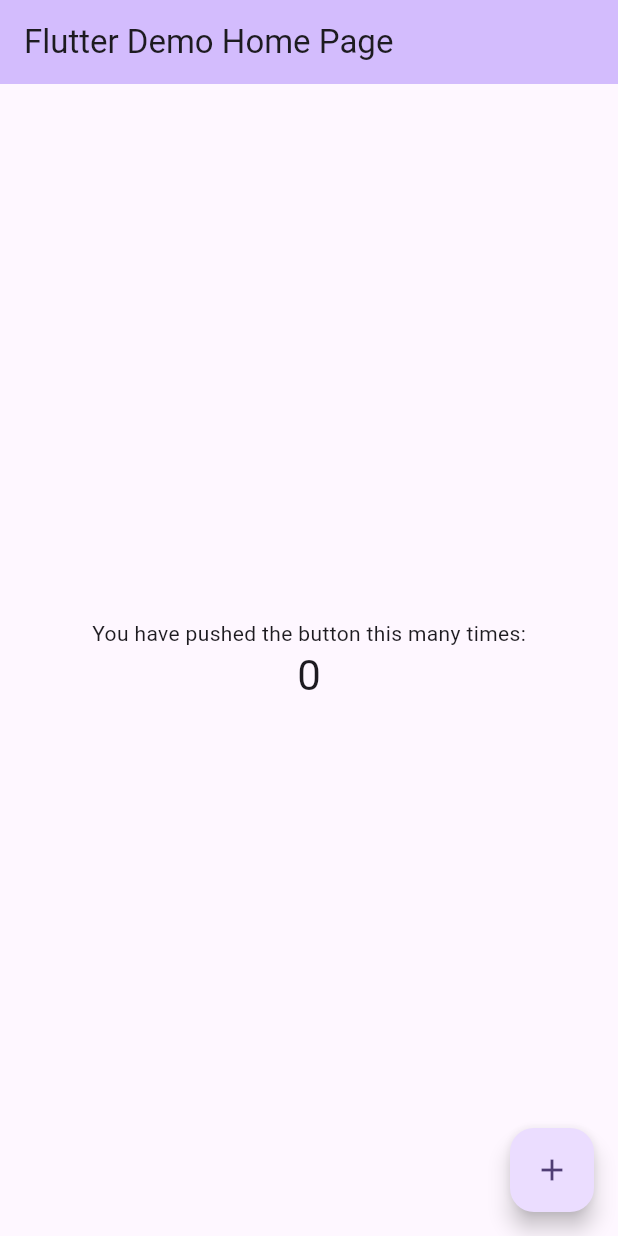
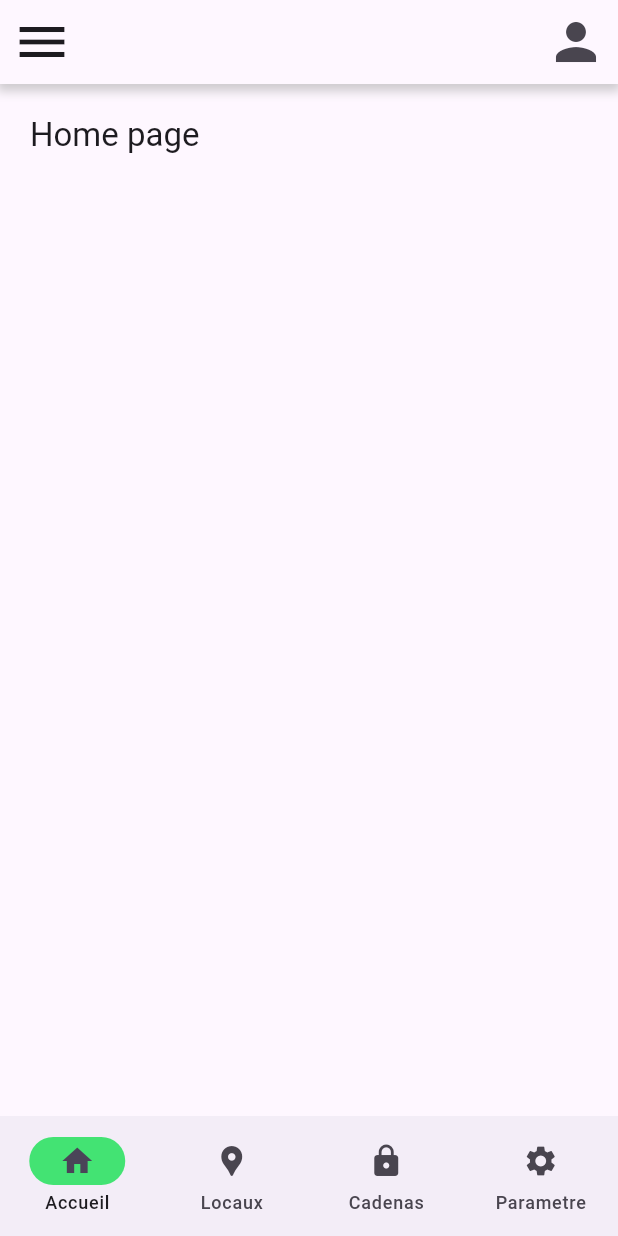
Before and after one commit to Metili/unlocky, a Flutter app: the screen it shows after launch, on a phone screen of 412 x 824 dp. Run offline on Flutter 3.47's test engine with Material 3 defaults, Android fonts, the phone set to English and light mode, and no system bars.

Commit message:
first commit

```diff
--- /dev/null
+++ b/lib/constains/colors.dart
@@ -0,0 +1,6 @@
+import 'package:flutter/material.dart';
+const Color primary = Color(0xFF43E373);
+const Color secondary = Color(0xFF000000);
+const Color grey = Color(0xFFF8F4F4);
+const Color white = Color(0xFFFFFFFF);
+const Color borderColor = Color(0xFF808080);
--- a/lib/main.dart
+++ b/lib/main.dart
@@ -1,125 +1,84 @@
 import 'package:flutter/material.dart';
+import 'package:unlocky/constains/colors.dart';
+import 'package:unlocky/screens/Cadenas.dart';
+import 'package:unlocky/screens/Home.dart';
+import 'package:unlocky/screens/Locaux.dart';
+import 'package:unlocky/screens/Settings.dart';
 
-void main() {
-  runApp(const MyApp());
-}
+/// Flutter code sample for [NavigationBar].
 
-class MyApp extends StatelessWidget {
-  const MyApp({super.key});
+void main() => runApp(const MainApp());
 
-  // This widget is the root of your application.
+class MainApp extends StatelessWidget {
+  const MainApp({super.key});
+
   @override
   Widget build(BuildContext context) {
     return MaterialApp(
-      title: 'Flutter Demo',
-      theme: ThemeData(
-        // This is the theme of your application.
-        //
-        // TRY THIS: Try running your application with "flutter run". You'll see
-        // the application has a purple toolbar. Then, without quitting the app,
-        // try changing the seedColor in the colorScheme below to Colors.green
-        // and then invoke "hot reload" (save your changes or press the "hot
-        // reload" button in a Flutter-supported IDE, or press "r" if you used
-        // the command line to start the app).
-        //
-        // Notice that the counter didn't reset back to zero; the application
-        // state is not lost during the reload. To reset the state, use hot
-        // restart instead.
-        //
-        // This works for code too, not just values: Most code changes can be
-        // tested with just a hot reload.
-        colorScheme: ColorScheme.fromSeed(seedColor: Colors.deepPurple),
-        useMaterial3: true,
-      ),
-      home: const MyHomePage(title: 'Flutter Demo Home Page'),
+      theme: ThemeData(useMaterial3: true),
+      home: const Welcome(),
+      debugShowCheckedModeBanner: false,
     );
   }
 }
 
-class MyHomePage extends StatefulWidget {
-  const MyHomePage({super.key, required this.title});
-
-  // This widget is the home page of your application. It is stateful, meaning
-  // that it has a State object (defined below) that contains fields that affect
-  // how it looks.
-
-  // This class is the configuration for the state. It holds the values (in this
-  // case the title) provided by the parent (in this case the App widget) and
-  // used by the build method of the State. Fields in a Widget subclass are
-  // always marked "final".
-
-  final String title;
+class Welcome extends StatefulWidget {
+  const Welcome({super.key});
 
   @override
-  State<MyHomePage> createState() => _MyHomePageState();
+  State<Welcome> createState() => _WelcomeState();
 }
 
-class _MyHomePageState extends State<MyHomePage> {
-  int _counter = 0;
+class _WelcomeState extends State<Welcome> {
+  int currentPageIndex = 0;
 
-  void _incrementCounter() {
-    setState(() {
-      // This call to setState tells the Flutter framework that something has
-      // changed in this State, which causes it to rerun the build method below
-      // so that the display can reflect the updated values. If we changed
-      // _counter without calling setState(), then the build method would not be
-      // called again, and so nothing would appear to happen.
-      _counter++;
-    });
-  }
+  List<Widget> destinations = [
+    const NavigationDestination(
+      selectedIcon: Icon(Icons.home),
+      icon: Icon(Icons.home_outlined),
+      label: 'Accueil',
+    ),
+    const NavigationDestination(
+      icon: Icon(Icons.location_pin),
+      label: 'Locaux',
+    ),
+    const NavigationDestination(
+      icon: Icon(Icons.lock),
+      label: 'Cadenas',
+    ),
+    const NavigationDestination(
+      icon: Icon(Icons.settings),
+      label: 'Parametre',
+    ),
+  ];
 
   @override
   Widget build(BuildContext context) {
-    // This method is rerun every time setState is called, for instance as done
-    // by the _incrementCounter method above.
-    //
-    // The Flutter framework has been optimized to make rerunning build methods
-    // fast, so that you can just rebuild anything that needs updating rather
-    // than having to individually change instances of widgets.
+    final ThemeData theme = Theme.of(context);
     return Scaffold(
-      appBar: AppBar(
-        // TRY THIS: Try changing the color here to a specific color (to
-        // Colors.amber, perhaps?) and trigger a hot reload to see the AppBar
-        // change color while the other colors stay the same.
-        backgroundColor: Theme.of(context).colorScheme.inversePrimary,
-        // Here we take the value from the MyHomePage object that was created by
-        // the App.build method, and use it to set our appbar title.
-        title: Text(widget.title),
-      ),
-      body: Center(
-        // Center is a layout widget. It takes a single child and positions it
-        // in the middle of the parent.
-        child: Column(
-          // Column is also a layout widget. It takes a list of children and
-          // arranges them vertically. By default, it sizes itself to fit its
-          // children horizontally, and tries to be as tall as its parent.
-          //
-          // Column has various properties to control how it sizes itself and
-          // how it positions its children. Here we use mainAxisAlignment to
-          // center the children vertically; the main axis here is the vertical
-          // axis because Columns are vertical (the cross axis would be
-          // horizontal).
-          //
-          // TRY THIS: Invoke "debug painting" (choose the "Toggle Debug Paint"
-          // action in the IDE, or press "p" in the console), to see the
-          // wireframe for each widget.
-          mainAxisAlignment: MainAxisAlignment.center,
-          children: <Widget>[
-            const Text(
-              'You have pushed the button this many times:',
-            ),
-            Text(
-              '$_counter',
-              style: Theme.of(context).textTheme.headlineMedium,
-            ),
-          ],
-        ),
-      ),
-      floatingActionButton: FloatingActionButton(
-        onPressed: _incrementCounter,
-        tooltip: 'Increment',
-        child: const Icon(Icons.add),
-      ), // This trailing comma makes auto-formatting nicer for build methods.
+      body: <Widget>[
+        /// Home page
+        Home(theme: theme),
+
+        /// Loacaux page
+        Loacaux(theme: theme),
+
+        /// Cadenas page
+        Cadenas(theme: theme),
+
+        /// Settings
+        Settings(theme: theme)
+      ][currentPageIndex],
+
+      bottomNavigationBar: NavigationBar(
+          onDestinationSelected: (int index) {
+            setState(() {
+              currentPageIndex = index;
+            });
+          },
+          indicatorColor: primary,
+          selectedIndex: currentPageIndex,
+          destinations: destinations),
     );
   }
 }
--- /dev/null
+++ b/lib/screens/Cadenas.dart
@@ -0,0 +1,18 @@
+import 'package:flutter/material.dart';
+
+// ignore: must_be_immutable
+class Cadenas extends StatelessWidget {
+  Cadenas({super.key, required this.theme});
+
+  ThemeData theme;
+
+  @override
+  Widget build(BuildContext context) {
+    return Center(
+      child: Text(
+        'Cadenas page',
+        style: theme.textTheme.titleLarge,
+      ),
+    );
+  }
+}
--- /dev/null
+++ b/lib/screens/Home.dart
@@ -0,0 +1,61 @@
+import 'package:flutter/material.dart';
+import 'package:unlocky/constains/colors.dart';
+import 'package:unlocky/constains/sizes.dart';
+
+// ignore: must_be_immutable
+class Home extends StatelessWidget {
+  Home({super.key, required this.theme});
+
+  ThemeData theme;
+
+  @override
+  Widget build(BuildContext context) {
+    return Column(
+      crossAxisAlignment: CrossAxisAlignment.start,
+      children: [
+        Container(
+          decoration: BoxDecoration(
+            boxShadow: [
+              BoxShadow(
+                color: Colors.grey.withOpacity(0.5),
+                spreadRadius: 2,
+                blurRadius: 5,
+                offset:
+                    const Offset(0, 3), // changes the position of the shadow
+              ),
+            ],
+          ),
+          child: AppBar(
+            leading: IconButton(
+              icon: const Icon(
+                Icons.menu,
+                size: iconHomeSize,
+              ),
+              onPressed: () {
+                // Action à effectuer lorsque l'icône est pressée
+              },
+            ),
+            actions: <Widget>[
+              IconButton(
+                icon: const Icon(
+                  Icons.person,
+                  size: iconHomeSize,
+                ),
+                onPressed: () {
+                  // Action à effectuer lorsque l'icône est pressée
+                },
+              ),
+            ],
+          ),
+        ),
+        Container(
+          padding: const EdgeInsets.all(20.0),
+          child: Text(
+            'Home page',
+            style: theme.textTheme.titleLarge,
+          ),
+        ),
+      ],
+    );
+  }
+}
```
Also changed, not shown: lib/constains/sizes.dart (added, +7 -0 lines), lib/quotes.dart (added, +8 -0 lines), lib/screens/Locaux.dart (added, +18 -0 lines), lib/screens/Settings.dart (added, +18 -0 lines), pubspec.yaml (+7 -15 lines), assets/home.png (added), assets/maize-4512612_1280.jpg (added), assets/twitter.png (added), fonts/IndieFlower-Regular.ttf (added), 1 other file.
